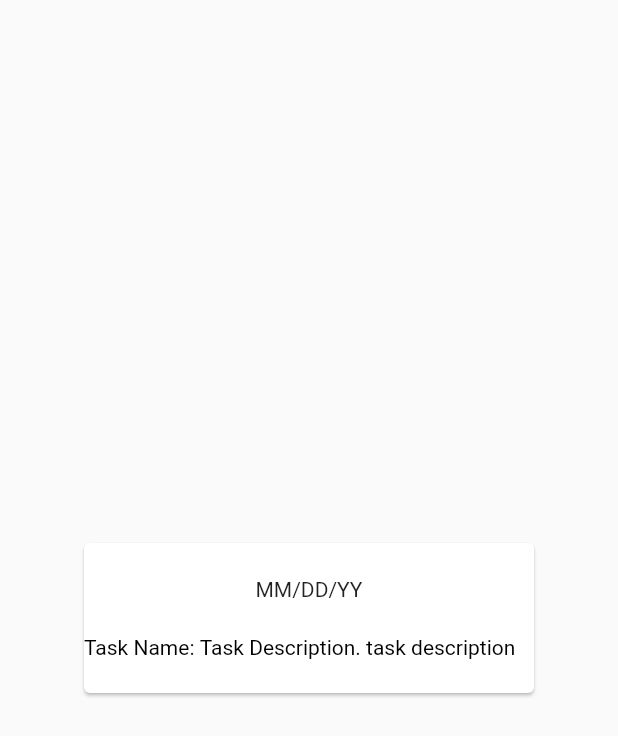
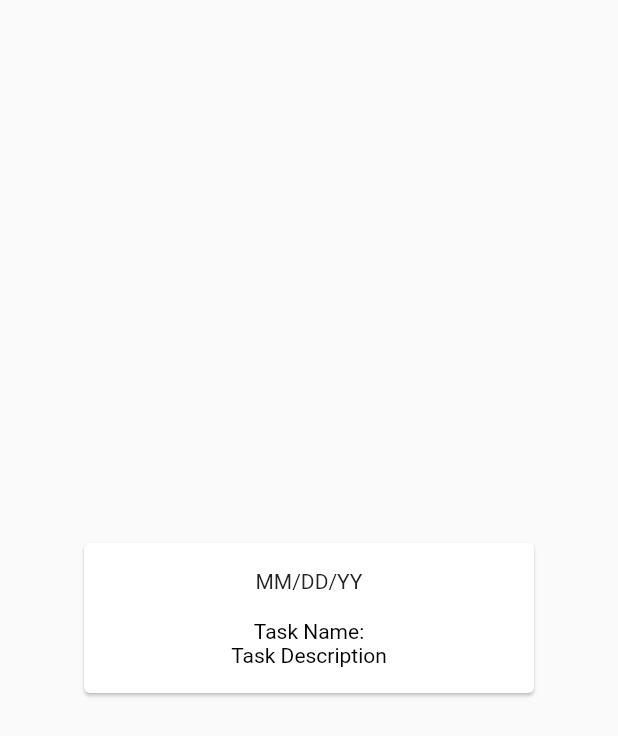
Before and after one commit to PocketDad/pocketdad, a Flutter app: the ListTaskItem widget shown alone on an empty page, opened directly, on a phone screen of 412 x 824 dp. Shown: the top 736 px of the screen. Run offline on Flutter 3.47's test engine with Material 2 defaults, Android fonts, the phone set to English and light mode, and no system bars; generated files the repository leaves out were written again.

Commit message:
fix formatting for cards

```diff
--- a/lib/src/views/home/components/list_task_item.dart
+++ b/lib/src/views/home/components/list_task_item.dart
@@ -1,8 +1,11 @@
 import 'dart:async';
 import 'package:flutter/material.dart';
 import 'package:flutter_test/flutter_test.dart';
+import 'package:pocketdad/src/data_models/user_db.dart';
 
 class ListTaskItem extends StatelessWidget {
+  const ListTaskItem(/*this.taskID, */ {super.key});
+  //final String taskID;
   @override
   Widget build(BuildContext context) {
     return const Center(
@@ -16,21 +19,29 @@ class ListTaskItem extends StatelessWidget {
               Spacer(),
               Text('MM/DD/YY'),
               Spacer(),
-              Row(
-                children: [
               Column(
                 children: [
+                      Row(
+                        mainAxisAlignment: MainAxisAlignment.center,
+                        children: [
                           Text(
+                            textAlign: TextAlign.center,
                             'Task Name: ',
-                        style: TextStyle(
+                            style:
+                              TextStyle(
                                 fontSize: 14,
                                 color: Colors.black,
                                 fontWeight: FontWeight.w400
-                      ))]
+                              )
+                          ),
+                        ]
                       ),
                       Row(
+                        mainAxisAlignment: MainAxisAlignment.center,
                         children: [
-                      Text('Task Description. task description',
+                          Text(
+                            'Task Description',
+                            textAlign: TextAlign.center,
                             style: TextStyle(
                                 fontSize: 14,
                                 color: Colors.black,
@@ -38,7 +49,7 @@ class ListTaskItem extends StatelessWidget {
                             )
                           ),
                         ],
-                  )
+                      ),
                 ]
               ),
               Spacer(),
--- a/lib/src/views/home/pages/list_tasks.dart
+++ b/lib/src/views/home/pages/list_tasks.dart
@@ -16,7 +16,7 @@ class ListTasks extends StatelessWidget {
               ],
             ),
             centerTitle: true,
-            backgroundColor: Theme.of(context).colorScheme.inversePrimary,
+            backgroundColor: Theme.of(context).colorScheme.primary,
             title: const Text(
                 "Tasks",
                 style: TextStyle(
```
Lines whose indentation alone changed are shown as unchanged.
